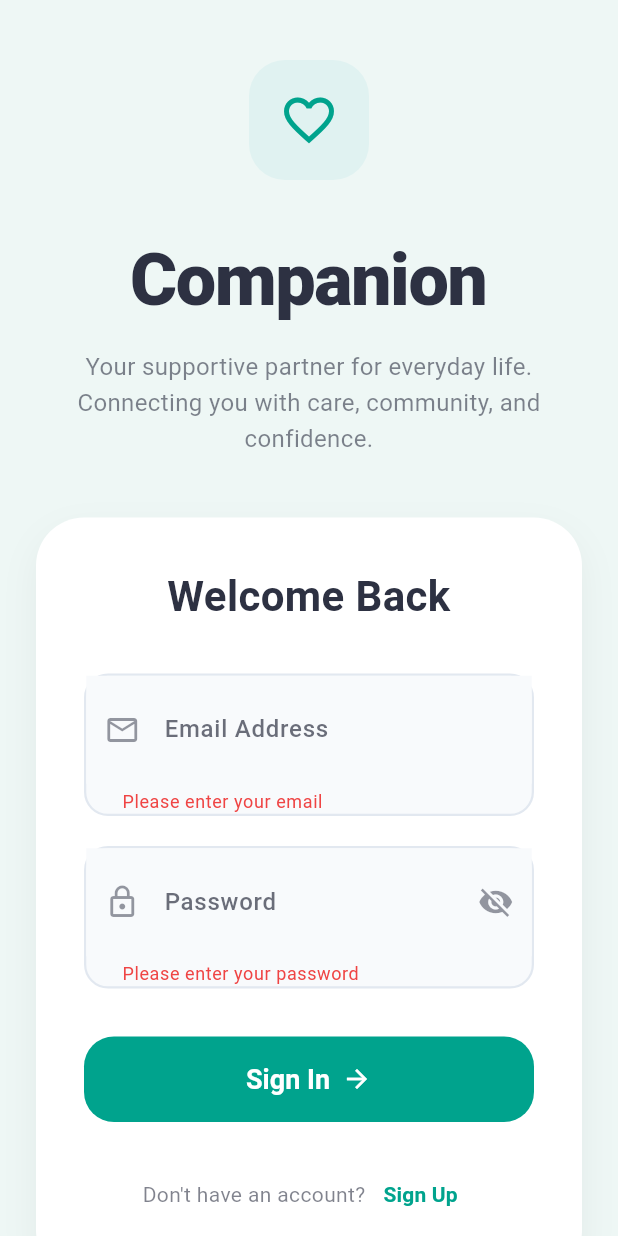
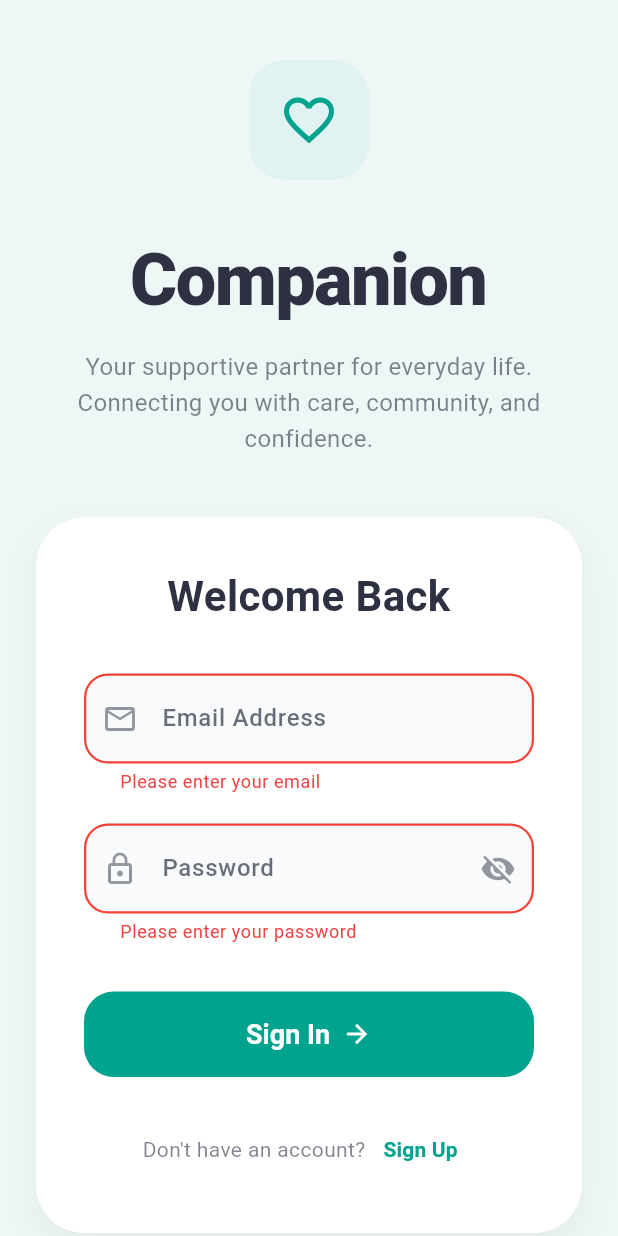
Before and after one commit to Hendawy44165/sanad, a Flutter app: the screen it shows after launch, after a tap on "Sign In", on a phone screen of 412 x 824 dp. Run offline on Flutter 3.47's test engine with Material 3 defaults, Android fonts, the phone set to English and light mode, and no system bars; our stand-ins replace dio, flutter_dotenv, flutter_local_notifications, flutter_riverpod, get_it, go_router and 5 more; accounts and stored records are empty; Roboto replaces fonts that are missing (Pacifico).

Commit message:
refactor: fixed overlapping line with text in input fields and weird 'incorrect format' error messages in auth input fields by removing redundant focus state and migrate to standard TextFormField borders

```diff
--- a/frontend/lib/features/auth/presentation/widgets/animated_input_field.dart
+++ b/frontend/lib/features/auth/presentation/widgets/animated_input_field.dart
@@ -23,7 +23,6 @@ class AnimatedInputField extends StatefulWidget {
 
 class _AnimatedInputFieldState extends State<AnimatedInputField> {
   bool _obscureText = true;
-  bool _isFocused = false;
 
   @override
   void initState() {
@@ -33,30 +32,17 @@ class _AnimatedInputFieldState extends State<AnimatedInputField> {
 
   @override
   Widget build(BuildContext context) {
-    return AnimatedContainer(
-      duration: const Duration(milliseconds: 300),
-      decoration: BoxDecoration(
-        color: AppColors.inputFill,
-        borderRadius: BorderRadius.circular(16),
-        border: Border.all(
-          color: _isFocused
-              ? AppColors.primary
-              : AppColors.border,
-          width: 1.5,
-        ),
-      ),
-      child: Focus(
-        onFocusChange: (hasFocus) => setState(() => _isFocused = hasFocus),
-        child: TextFormField(
+    return TextFormField(
       controller: widget.controller,
       obscureText: _obscureText,
       style: const TextStyle(color: AppColors.text),
       validator: widget.validator,
       decoration: InputDecoration(
-            border: InputBorder.none,
+        filled: true,
+        fillColor: AppColors.inputFill,
         contentPadding: const EdgeInsets.symmetric(
           horizontal: 20,
-              vertical: 16,
+          vertical: 18,
         ),
         labelText: widget.label,
         labelStyle: TextStyle(
@@ -73,11 +59,28 @@ class _AnimatedInputFieldState extends State<AnimatedInputField> {
                   _obscureText ? Icons.visibility_off : Icons.visibility,
                   color: AppColors.text.withValues(alpha: 0.5),
                 ),
-                    onPressed: () =>
-                        setState(() => _obscureText = !_obscureText),
+                onPressed: () => setState(() => _obscureText = !_obscureText),
               )
             : null,
+        border: OutlineInputBorder(
+          borderRadius: BorderRadius.circular(16),
+          borderSide: const BorderSide(color: AppColors.border, width: 1.5),
         ),
+        enabledBorder: OutlineInputBorder(
+          borderRadius: BorderRadius.circular(16),
+          borderSide: const BorderSide(color: AppColors.border, width: 1.5),
+        ),
+        focusedBorder: OutlineInputBorder(
+          borderRadius: BorderRadius.circular(16),
+          borderSide: const BorderSide(color: AppColors.primary, width: 1.5),
+        ),
+        errorBorder: OutlineInputBorder(
+          borderRadius: BorderRadius.circular(16),
+          borderSide: const BorderSide(color: Colors.red, width: 1.5),
+        ),
+        focusedErrorBorder: OutlineInputBorder(
+          borderRadius: BorderRadius.circular(16),
+          borderSide: const BorderSide(color: Colors.red, width: 2),
         ),
       ),
     );
```
Lines whose indentation alone changed are shown as unchanged.
